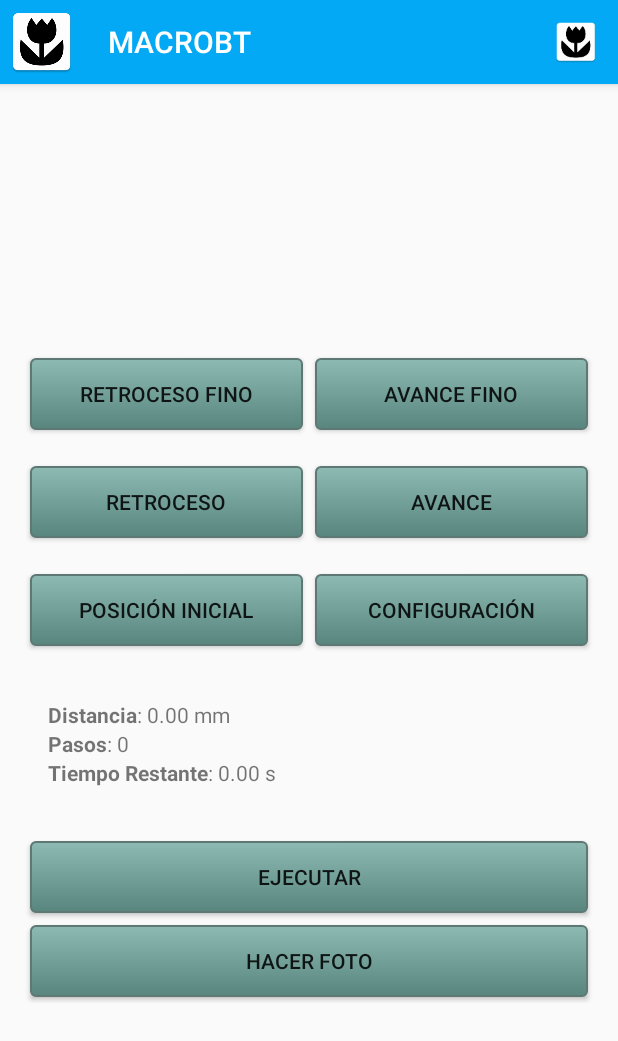
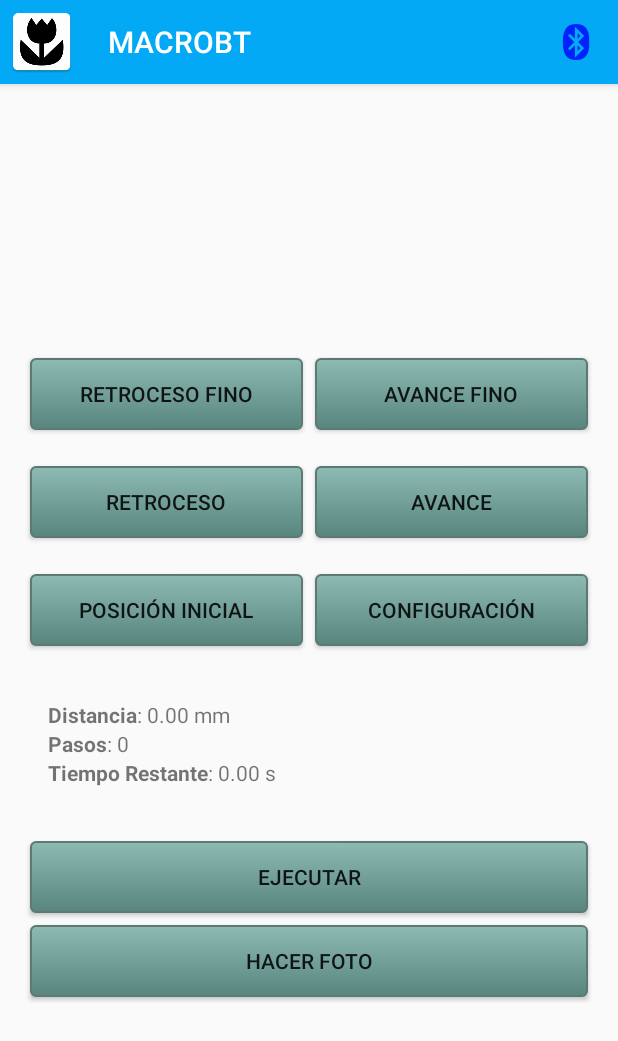
Before and after one commit to jjcarles/MacroBT, an Android app: the screen it shows after launch (MainActivity), after a tap on "Conectar", on a phone screen of 412 x 824 dp. Shown: the top 1041 px of the screen. Run offline under Robolectric (Android 15) with nearby library versions, the phone set to English and light mode, and no system bars.

Commit message:
Afegits els botons on/off pel bluetooth.

```diff
--- a/app/src/main/java/com/jocajica/project_004/activities/MainActivity.java
+++ b/app/src/main/java/com/jocajica/project_004/activities/MainActivity.java
@@ -62,7 +62,7 @@ public class MainActivity extends AppCompatActivity implements MainFragment.OnMa
 
         if (id == R.id.connectBluetooth) {
             mIsConnected = true;
-            item.setIcon(ContextCompat.getDrawable(this, R.mipmap.ic_launcher));
+            item.setIcon(ContextCompat.getDrawable(this, R.drawable.ic_bluetooth_on));
             return true;
         }
 
--- a/app/src/main/res/menu/toolbar_menu.xml
+++ b/app/src/main/res/menu/toolbar_menu.xml
@@ -4,7 +4,7 @@
     <item
         android:id="@+id/connectBluetooth"
         android:actionLayout="@layout/toolbar_main"
-        android:icon="@android:drawable/stat_sys_data_bluetooth"
+        android:icon="@drawable/ic_bluetooth_off"
         android:orderInCategory="100"
         android:title="@string/conectar"
         app:showAsAction="always" />
```
Also changed, not shown: app/src/main/res/drawable-hdpi/ic_bluetooth_off.png (added), app/src/main/res/drawable-hdpi/ic_bluetooth_on.png (added), app/src/main/res/drawable-mdpi/ic_bluetooth_off.png (added), app/src/main/res/drawable-mdpi/ic_bluetooth_on.png (added), app/src/main/res/drawable-xhdpi/ic_bluetooth_off.png (added), app/src/main/res/drawable-xhdpi/ic_bluetooth_on.png (added), app/src/main/res/drawable-xxhdpi/ic_bluetooth_off.png (added), app/src/main/res/drawable-xxhdpi/ic_bluetooth_on.png (added).
